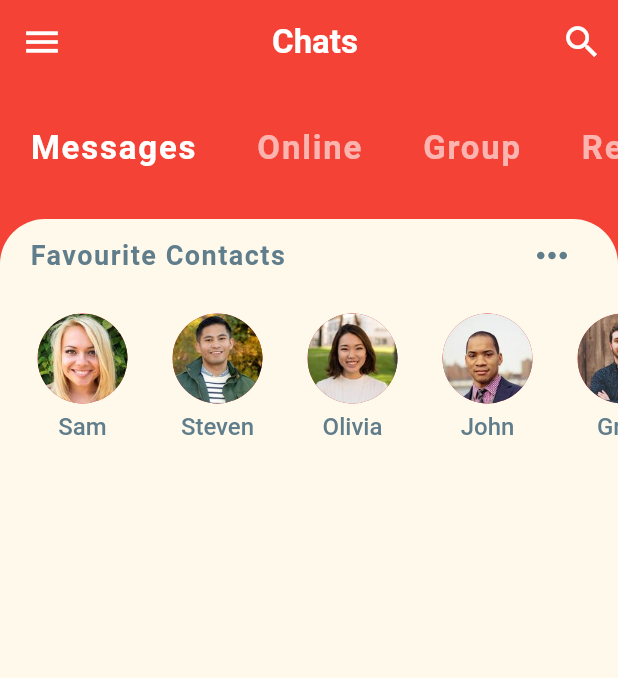
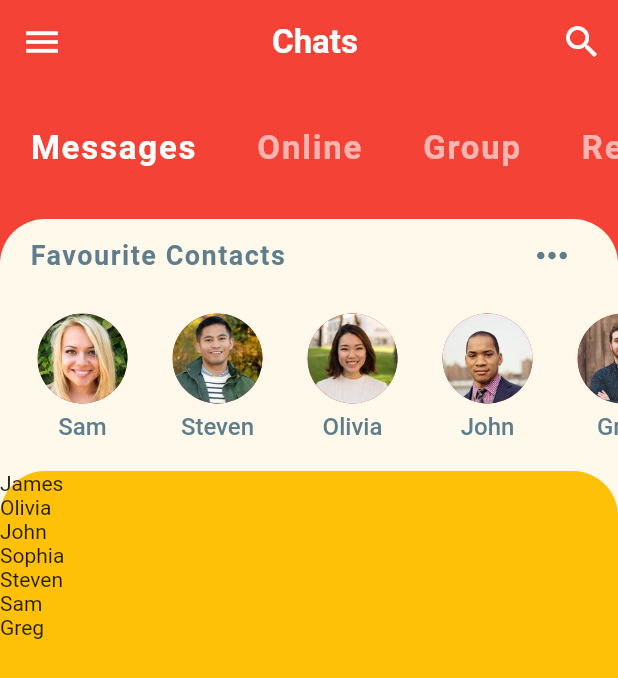
Before and after one commit to najmulmyself/Chat-UI, a Flutter app: the screen it shows after launch, on a phone screen of 412 x 824 dp. Shown: the top 678 px of the screen. Run offline on Flutter 3.47's test engine with Material 2 defaults, Android fonts, the phone set to English and light mode, and no system bars.

```diff
--- a/lib/home_screen.dart
+++ b/lib/home_screen.dart
@@ -1,6 +1,7 @@
 import 'package:chat_ui/widgets/favourite_contacts.dart';
 import 'package:flutter/material.dart';
 
+import 'models/message_models.dart';
 import 'widgets/category_selector.dart';
 
 class HomeScreen extends StatefulWidget {
@@ -61,6 +62,24 @@ class _HomeScreenState extends State<HomeScreen> {
               child: Column(
                 children: [
                   FavouriteContacts(),
+                  Expanded(
+                    child: Container(
+                      height: 300,
+                      decoration: BoxDecoration(
+                        color: Colors.amber,
+                        borderRadius: BorderRadius.only(
+                          topLeft: Radius.circular(30),
+                          topRight: Radius.circular(30),
+                        ),
+                      ),
+                      child: ListView.builder(
+                        itemCount: chats.length,
+                        itemBuilder: (context, index) {
+                          return Text(chats[index].sender.name);
+                        },
+                      ),
+                    ),
+                  ),
                 ],
               ),
             ),
--- a/lib/models/message_models.dart
+++ b/lib/models/message_models.dart
@@ -24,7 +24,7 @@ class Message {
 }
 
 // EXAMPLE CHATS ON HOME SCREEN
-List<Message> chats = [
+List chats = [
   Message(
     sender: james,
     time: '5:30 PM',
```
